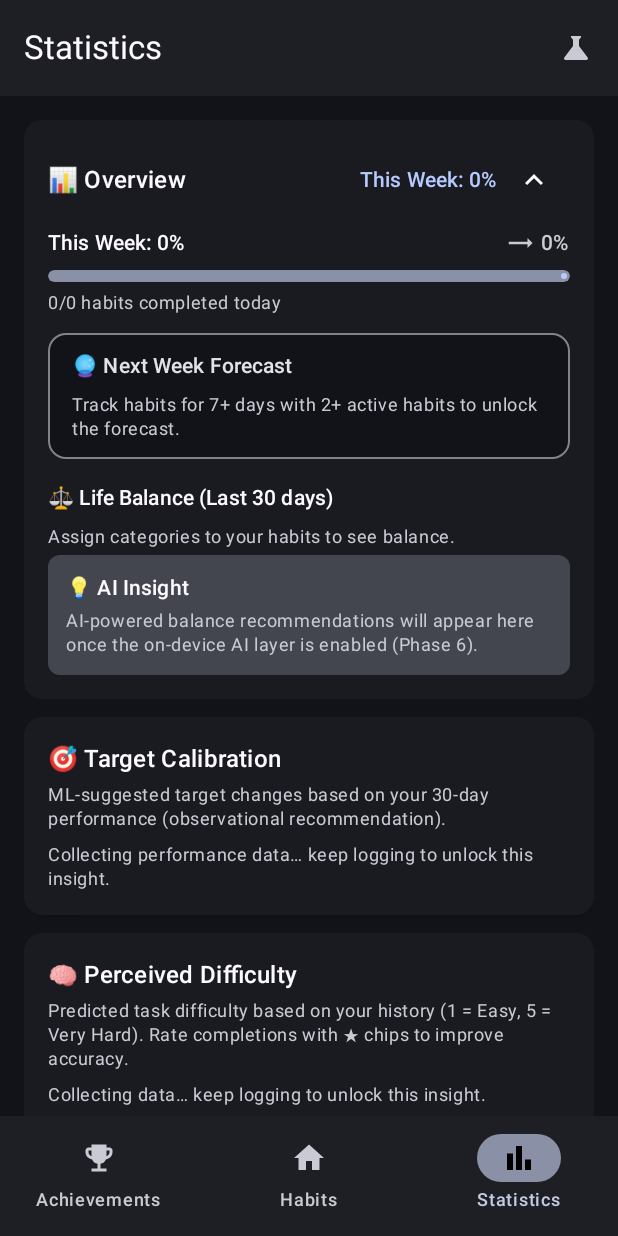
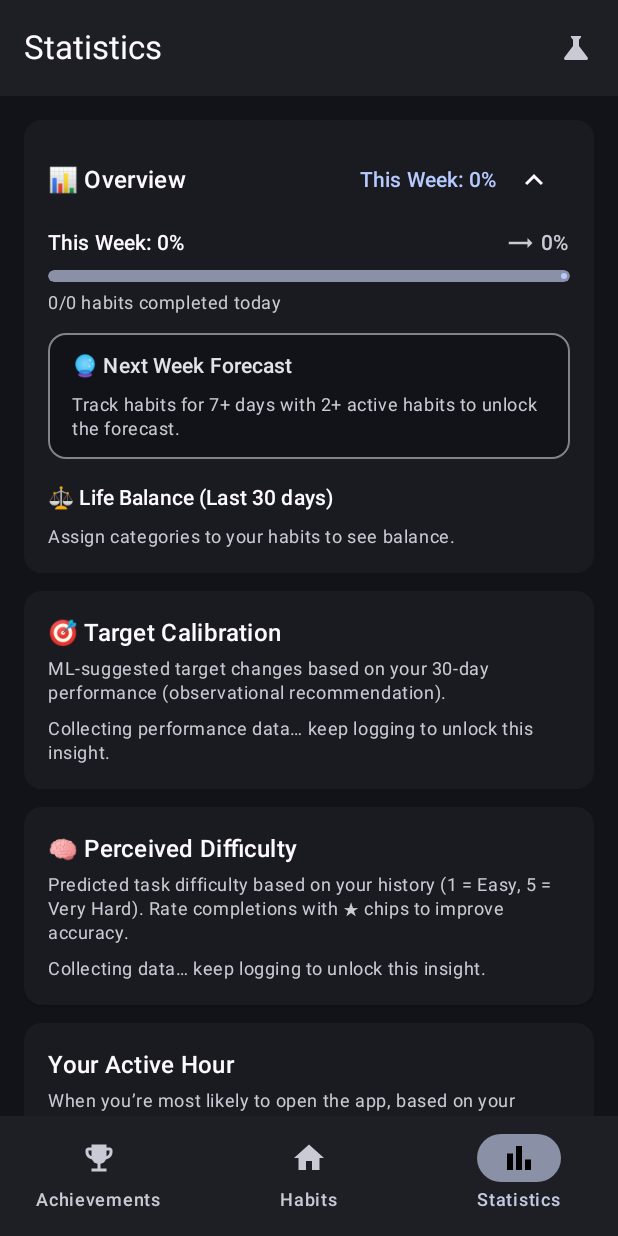
Before and after one commit to Matheous125/EvolvixApp, an Android app built with Jetpack Compose: the StatisticsScreen screen opened through its navigation route, on a phone screen of 412 x 824 dp. Run offline under Robolectric (Android 15) with nearby library versions, the light colour scheme and no system bars; our stand-ins replace Room's generated code; 2 statements that could not run were skipped.

Commit message:
fix: polish pass A2–A5 — remove AI insight placeholder, reorder AppBar actions, strip duplicate summary title from notification body, remove Skip Today from habit context menu

```diff
--- a/app/src/main/java/com/example/evolvix/domain/usecase/ComposeDailySummaryUseCase.kt
+++ b/app/src/main/java/com/example/evolvix/domain/usecase/ComposeDailySummaryUseCase.kt
@@ -97,8 +97,6 @@ class ComposeDailySummaryUseCase {
             } else null
 
         val body = buildString {
-            appendLine(title)
-            appendLine()
             parts.forEach { appendLine("• $it") }
             appendLine()
             append(encouragement)
--- a/app/src/main/java/com/example/evolvix/notifications/DailySummaryWorker.kt
+++ b/app/src/main/java/com/example/evolvix/notifications/DailySummaryWorker.kt
@@ -171,7 +171,6 @@ class DailySummaryWorker(
      * Returns the expanded notification body in the device locale.
      */
     private fun localizedBody(ctx: Context, summary: DailySummaryEntity): String {
-        val title = localizedTitle(ctx, summary)
         val parts = mutableListOf<String>()
         if (summary.todayTargetReaches > 0) {
             parts += ctx.getString(R.string.summary_line_habits_target, summary.todayTargetReaches, summary.totalActiveHabits)
@@ -203,8 +202,6 @@ class DailySummaryWorker(
         }
 
         return buildString {
-            appendLine(title)
-            appendLine()
             parts.forEach { appendLine("• $it") }
             appendLine()
             append(encouragement)
--- a/app/src/main/java/com/example/evolvix/ui/screens/StatisticsScreen.kt
+++ b/app/src/main/java/com/example/evolvix/ui/screens/StatisticsScreen.kt
@@ -562,11 +562,6 @@ private fun LifeBalanceBody(entries: List<LifeBalanceEntry>) {
             }
         }
 
-        Spacer(Modifier.height(4.dp))
-        AiPlaceholderBox(
-            title = stringResource(R.string.card_ai_insight_title),
-            body = stringResource(R.string.card_ai_insight_placeholder)
-        )
     }
 }
 
@@ -1028,40 +1023,6 @@ private fun BehavioralPatternsCard(
             stringResource(R.string.patterns_recovery_speed, it.roundToInt())
         } ?: stringResource(R.string.patterns_no_recovery)
         Text(text = resilienceText, style = MaterialTheme.typography.bodySmall)
-    }
-}
-
-/* -------------------------------------------------------------------------------------
- *  PLACEHOLDERS & EMPTY STATES
- * ------------------------------------------------------------------------------------- */
-
-/**
- * Generic styled box used for all AI-driven sections until the AI layer ships in Phase 6.
- * Kept visually distinct from real data cards by using [MaterialTheme.colorScheme.surfaceVariant]
- * so it's obvious that the content is intentionally a stub.
- */
-@Composable
-private fun AiPlaceholderBox(title: String, body: String) {
-    Box(
-        modifier = Modifier
-            .fillMaxWidth()
-            .clip(RoundedCornerShape(8.dp))
-            .background(MaterialTheme.colorScheme.surfaceVariant)
-            .padding(12.dp)
-    ) {
-        Column {
-            Text(
-                text = title,
-                style = MaterialTheme.typography.titleSmall,
-                fontWeight = FontWeight.SemiBold
-            )
-            Spacer(Modifier.height(4.dp))
-            Text(
-                text = body,
-                style = MaterialTheme.typography.bodySmall,
-                color = MaterialTheme.colorScheme.onSurfaceVariant
-            )
-        }
     }
 }
 
--- a/app/src/main/java/com/example/evolvix/ui/screens/SummaryInboxScreen.kt
+++ b/app/src/main/java/com/example/evolvix/ui/screens/SummaryInboxScreen.kt
@@ -157,7 +157,6 @@ private fun localizedSummaryTitle(row: DailySummaryEntity): String = when {
 /** Mirrors [DailySummaryWorker.localizedBody] but via Compose string resources. */
 @Composable
 private fun localizedSummaryBody(row: DailySummaryEntity): String {
-    val title = localizedSummaryTitle(row)
     val parts = remember(row) { mutableListOf<String>() }.also { it.clear() }
 
     val habitsTargetLine = if (row.todayTargetReaches > 0)
@@ -195,8 +194,6 @@ private fun localizedSummaryBody(row: DailySummaryEntity): String {
     }
 
     return buildString {
-        appendLine(title)
-        appendLine()
         parts.forEach { appendLine("• $it") }
         appendLine()
         append(encouragement)
--- a/app/src/main/res/values/strings.xml
+++ b/app/src/main/res/values/strings.xml
@@ -135,8 +135,6 @@
     <string name="label_today_habits">%1$d/%2$d habits completed today</string>
     <string name="card_life_balance_title">⚖️ Life Balance (Last 30 days)</string>
     <string name="empty_life_balance">Assign categories to your habits to see balance.</string>
-    <string name="card_ai_insight_title">💡 AI Insight</string>
-    <string name="card_ai_insight_placeholder">AI-powered balance recommendations will appear here once the on-device AI layer is enabled (Phase 6).</string>
     <string name="card_smart_insight_title">✨ AI Smart Insight</string>
     <string name="card_optimal_timing_title">🕒 Optimal Timing</string>
     <string name="card_behavioral_patterns_title">🧠 Behavioral Patterns</string>
```
Also changed, not shown: app/src/main/java/com/example/evolvix/ui/components/HabitContextMenu.kt (+0 -15 lines), app/src/main/java/com/example/evolvix/ui/screens/MainScreen.kt (+3 -13 lines), 1 other file.
